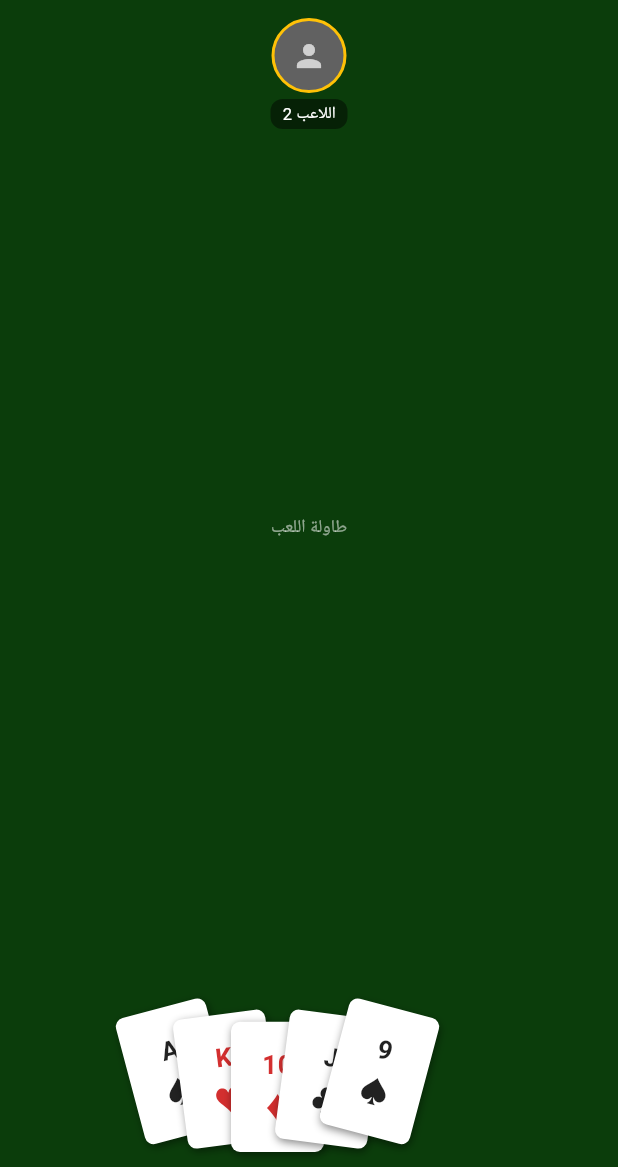
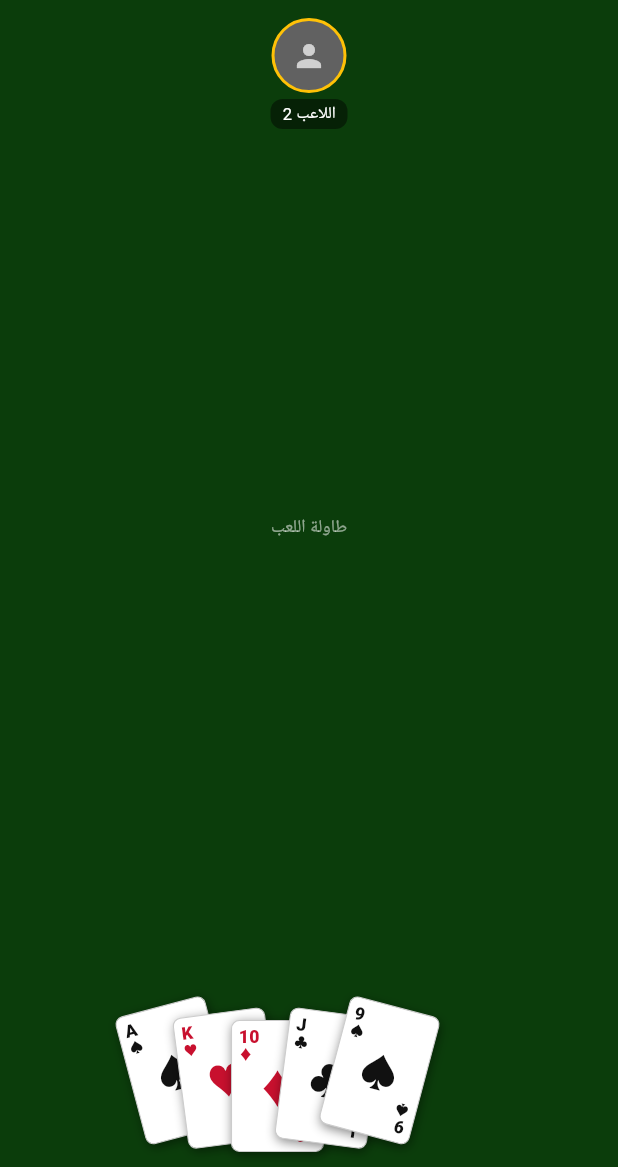
Before and after one commit to habbabdo40-sys/Mariass, a Flutter app: the screen it shows after launch, on a phone screen of 412 x 824 dp, the part 69-1236 px from its top. Run offline on Flutter 3.47's test engine with Material 3 defaults, Android fonts, the phone set to English and light mode, and no system bars.

Commit message:
تحديث تصميم الورقة للنمط الفرنسي مع زوايا مزدوجة

```diff
--- a/mariass_app/lib/widgets/playing_card_widget.dart
+++ b/mariass_app/lib/widgets/playing_card_widget.dart
@@ -6,33 +6,50 @@ class PlayingCardWidget extends StatelessWidget {
   final bool isRed;
   final double width;
 
-  const PlayingCardWidget({super.key, required this.rank, required this.suitSymbol, this.isRed = false, this.width = 60});
+  const PlayingCardWidget({super.key, required this.rank, required this.suitSymbol, this.isRed = false, this.width = 62});
 
   @override
   Widget build(BuildContext context) {
-    final color = isRed ? Colors.red.shade700 : Colors.black87;
+    final color = isRed ? const Color(0xFFC8102E) : const Color(0xFF111111);
     return Container(
       width: width,
-      height: width * 1.4,
-      decoration: BoxDecoration(color: Colors.white, borderRadius: BorderRadius.circular(6), boxShadow: const [BoxShadow(color: Colors.black45, blurRadius: 4, offset: Offset(1, 2))]),
-      child: Column(mainAxisAlignment: MainAxisAlignment.center, children: [
-        Text(rank, style: TextStyle(fontSize: width * 0.28, fontWeight: FontWeight.bold, color: color)),
-        Text(suitSymbol, style: TextStyle(fontSize: width * 0.32, color: color)),
-      ]),
+      height: width * 1.42,
+      decoration: BoxDecoration(color: Colors.white, borderRadius: BorderRadius.circular(width * 0.09), border: Border.all(color: const Color(0xFFCCCCCC), width: 0.7), boxShadow: const [BoxShadow(color: Colors.black45, blurRadius: 5, offset: Offset(1, 2))]),
+      child: Padding(
+        padding: EdgeInsets.all(width * 0.07),
+        child: Stack(children: [
+          _corner(color, false),
+          Center(child: Text(suitSymbol, style: TextStyle(fontSize: width * 0.42, color: color))),
+          Positioned(bottom: 0, right: 0, child: Transform.rotate(angle: 3.14159, child: _corner(color, true))),
+        ]),
+      ),
     );
+  }
+
+  Widget _corner(Color color, bool isBottom) {
+    return Column(crossAxisAlignment: CrossAxisAlignment.start, mainAxisSize: MainAxisSize.min, children: [
+      Text(rank, style: TextStyle(fontSize: width * 0.19, fontWeight: FontWeight.w900, color: color, height: 1.0)),
+      Text(suitSymbol, style: TextStyle(fontSize: width * 0.15, color: color, height: 1.0)),
+    ]);
   }
 }
 
 class CardBackWidget extends StatelessWidget {
   final double width;
-  const CardBackWidget({super.key, this.width = 60});
+  const CardBackWidget({super.key, this.width = 62});
 
   @override
   Widget build(BuildContext context) {
     return Container(
       width: width,
-      height: width * 1.4,
-      decoration: BoxDecoration(color: Colors.red.shade900, borderRadius: BorderRadius.circular(6), border: Border.all(color: Colors.amber.shade200, width: 1.2)),
+      height: width * 1.42,
+      decoration: BoxDecoration(
+        borderRadius: BorderRadius.circular(width * 0.09),
+        gradient: const LinearGradient(begin: Alignment.topLeft, end: Alignment.bottomRight, colors: [Color(0xFF8B0000), Color(0xFF5C0000)]),
+        border: Border.all(color: Colors.amber.shade200, width: 1.2),
+        boxShadow: const [BoxShadow(color: Colors.black45, blurRadius: 4, offset: Offset(1, 2))],
+      ),
+      child: Center(child: Container(width: width * 0.55, height: width * 0.9, decoration: BoxDecoration(borderRadius: BorderRadius.circular(width * 0.06), border: Border.all(color: Colors.amber.shade200.withOpacity(0.6), width: 1)))),
     );
   }
 }
```
